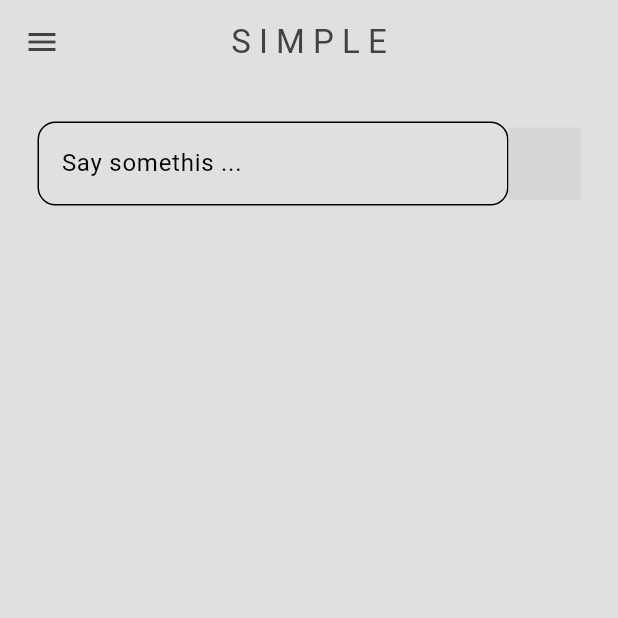
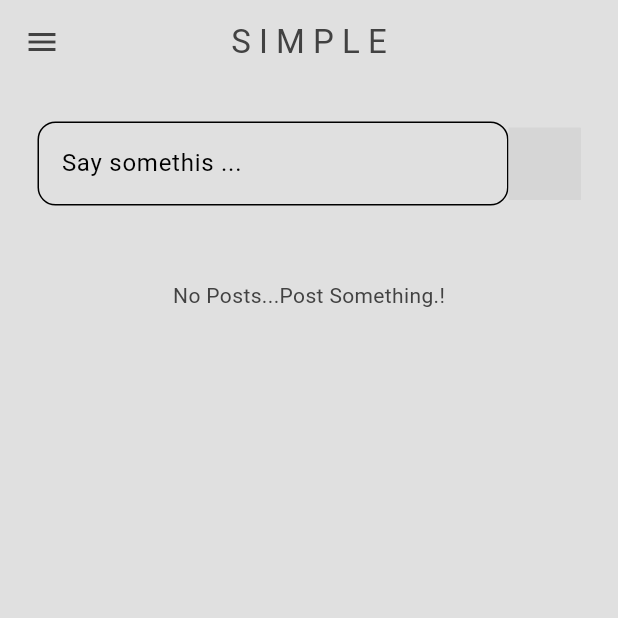
Before and after one commit to Yeasin00p/s_media_app, a Flutter app: the screen it shows once a user with an empty profile is signed in, on a phone screen of 412 x 824 dp, the top half of it. Run offline on Flutter 3.47's test engine with Material 3 defaults, Android fonts, the phone set to English and light mode, and no system bars; our stand-ins replace cloud_firestore, firebase_auth, firebase_core; accounts and stored records are empty; grey boxes are pictures that could not be loaded.

Commit message:
user can red write post

```diff
--- a/lib/pages/home_page.dart
+++ b/lib/pages/home_page.dart
@@ -1,12 +1,27 @@
 import 'package:flutter/material.dart';
-import 'package:flutter/widgets.dart';
 import 'package:s_media_app/components/my_drawer.dart';
+import 'package:s_media_app/components/my_list_tile.dart';
 import 'package:s_media_app/components/my_post_button.dart';
 import 'package:s_media_app/components/my_textfiled.dart';
+import 'package:s_media_app/database/firestore.dart';
 
 class HomePage extends StatelessWidget {
   HomePage({super.key});
+  //firestore access
+  final FirestoreDataBase dataBase = FirestoreDataBase();
+  //text editing controller
   final TextEditingController newPostTextController = TextEditingController();
+  //post message
+  void postMessage() {
+    //only post message if there is something in the textfiled
+    if (newPostTextController.text.isNotEmpty) {
+      String message = newPostTextController.text;
+      dataBase.addPost(message);
+
+      //clear the controller
+      newPostTextController.clear();
+    }
+  }
 
   @override
   Widget build(BuildContext context) {
@@ -37,11 +52,59 @@ class HomePage extends StatelessWidget {
                 ),
                 //post button
                 PostButton(
-                  onTap: () {},
+                  onTap: postMessage,
                 ),
               ],
             ),
           ),
+          //read post
+          StreamBuilder(
+            stream: dataBase.getPostStream(),
+            builder: (context, snapshot) {
+              //show loading circle
+              if (snapshot.connectionState == ConnectionState.waiting) {
+                return const Center(
+                  child: CircularProgressIndicator(),
+                );
+              }
+
+              //get all post
+              final posts = snapshot.data!.docs;
+
+              //no data ?
+              if (snapshot.data == null || posts.isEmpty) {
+                return const Center(
+                  child: Padding(
+                    padding: EdgeInsets.all(25),
+                    child: Center(
+                      child: Text("No Posts...Post Something.!"),
+                    ),
+                  ),
+                );
+              }
+
+              //return as a list
+              return Expanded(
+                child: ListView.builder(
+                  itemCount: posts.length,
+                  itemBuilder: (context, index) {
+                    //get each individual post
+                    final post = posts[index];
+
+                    //get data from each posts
+                    String message = post['PostMessage'];
+                    String userEmail = post['UserEmail'];
+
+                    //return as a list tile
+                    return MyListTile(
+                      title: message,
+                      subbtitle: userEmail,
+                    );
+                  },
+                ),
+              );
+            },
+          )
         ],
       ),
     );
--- a/lib/pages/login_page.dart
+++ b/lib/pages/login_page.dart
@@ -1,3 +1,5 @@
+// ignore_for_file: use_build_context_synchronously
+
 import 'package:firebase_auth/firebase_auth.dart';
 import 'package:flutter/material.dart';
 import 'package:s_media_app/components/my_button.dart';
```
Also changed, not shown: lib/components/my_list_tile.dart (added, +27 -0 lines), lib/pages/register_page.dart (+6 -2 lines), lib/pages/user_page.dart (+7 -7 lines).
